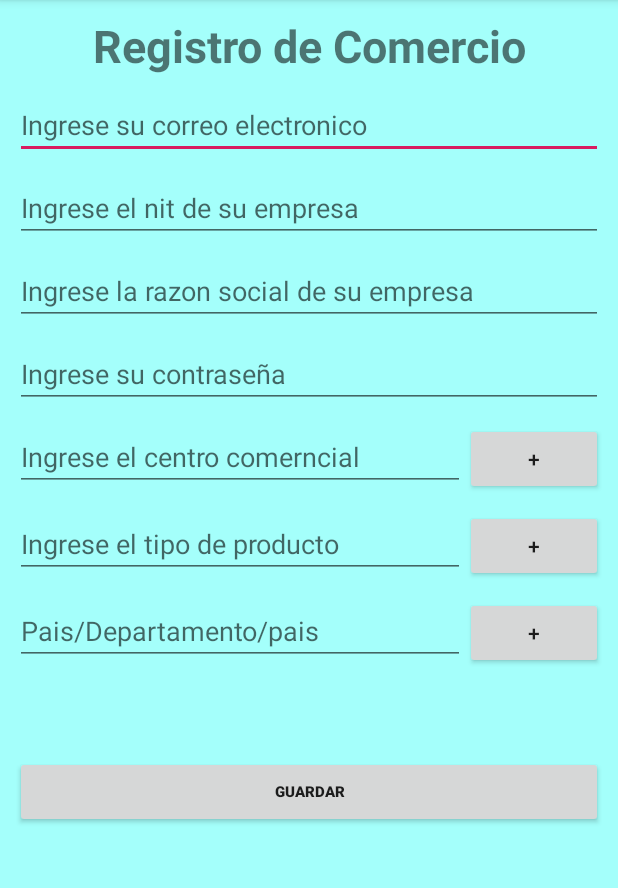
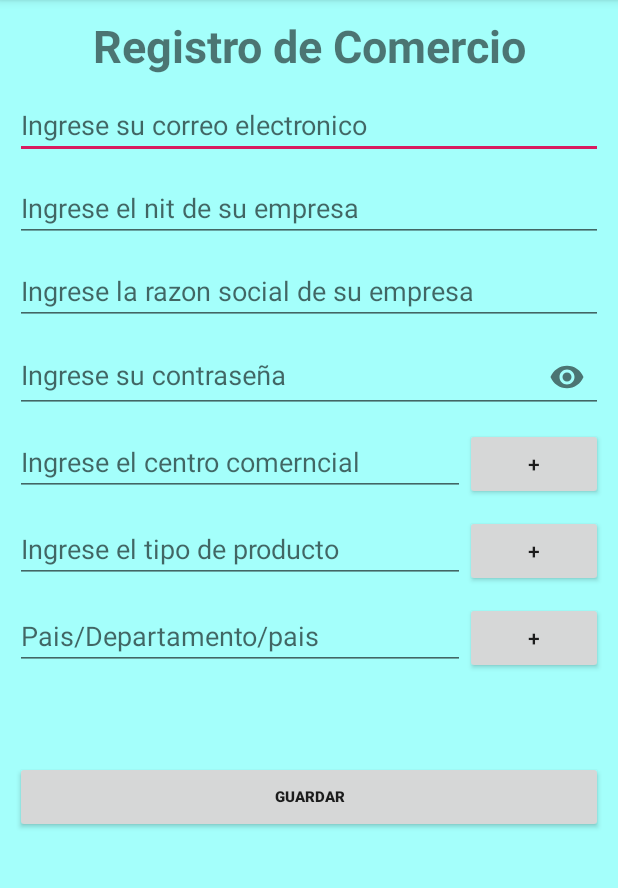
Before and after one commit to Esteban2532/AppX, an Android app: the RegistroComercioActivity screen opened directly, with no data from a screen before it, on a phone screen of 412 x 824 dp, the part 84-972 px from its top. Run offline under Robolectric (Android 15) with nearby library versions, the phone set to English and light mode, and no system bars.

Commit message:
Modificacion de registro

```diff
--- a/app/src/main/java/com/esteban/appx/RegistroComercioActivity.java
+++ b/app/src/main/java/com/esteban/appx/RegistroComercioActivity.java
@@ -1,13 +1,35 @@
 package com.esteban.appx;
 
+import android.support.design.widget.TextInputLayout;
 import android.support.v7.app.AppCompatActivity;
 import android.os.Bundle;
+import android.view.View;
+import android.widget.AutoCompleteTextView;
+import android.widget.EditText;
 
 public class RegistroComercioActivity extends AppCompatActivity {
+
+    EditText correoComercio, nitEmpresa, RazonSocial;
+    TextInputLayout campoPassword;
+    AutoCompleteTextView campoSugerenciaCentro, campoSugerenciaProducto, campoSugerenciaLocalidad;
 
     @Override
     protected void onCreate(Bundle savedInstanceState) {
         super.onCreate(savedInstanceState);
         setContentView(R.layout.activity_registro_comercio);
+
+        correoComercio = (EditText) findViewById(R.id.editTextCorreoComercio);
+        nitEmpresa = (EditText)findViewById(R.id.editTextNit);
+        RazonSocial = (EditText) findViewById(R.id.editTextRazoSocial);
+        campoPassword = (TextInputLayout) findViewById(R.id.editTextPassword);
+        campoSugerenciaCentro = (AutoCompleteTextView) findViewById(R.id.editCentroComercial);
+        campoSugerenciaCentro = (AutoCompleteTextView) findViewById(R.id.editCentroComercial);
+        campoSugerenciaCentro = (AutoCompleteTextView) findViewById(R.id.editCentroComercial);
+
+
+
+    }
+
+    public void onClick(View view) {
     }
 }
--- a/app/src/main/res/layout/activity_registro_comercio.xml
+++ b/app/src/main/res/layout/activity_registro_comercio.xml
@@ -4,59 +4,66 @@
     xmlns:tools="http://schemas.android.com/tools"
     android:layout_width="match_parent"
     android:layout_height="match_parent"
+    android:background="#A4FFFB "
     android:orientation="vertical"
-    android:paddingBottom="10dp"
-    android:paddingRight="10dp"
     android:paddingLeft="10dp"
     android:paddingTop="10dp"
-    android:background="#A4FFFB "
+    android:paddingRight="10dp"
+    android:paddingBottom="10dp"
     tools:context=".RegistroComercioActivity">
 
     <TextView
         android:layout_width="match_parent"
         android:layout_height="wrap_content"
+        android:gravity="center"
         android:text="Registro de Comercio"
         android:textSize="30dp"
-        android:textStyle="bold"
-        android:gravity="center"
-        />
+        android:textStyle="bold" />
 
     <EditText
         android:id="@+id/editTextCorreoComercio"
         android:layout_width="match_parent"
         android:layout_height="wrap_content"
-        android:hint="Ingrese su correo electronico"
-        android:layout_marginTop="10dp"/>
+        android:layout_marginTop="10dp"
+        android:hint="Ingrese su correo electronico" />
 
     <EditText
         android:id="@+id/editTextNit"
         android:layout_width="match_parent"
         android:layout_height="wrap_content"
-        android:hint="Ingrese el nit de su empresa"
-        android:layout_marginTop="10dp"/>
+        android:layout_marginTop="10dp"
+        android:hint="Ingrese el nit de su empresa" />
 
     <EditText
         android:id="@+id/editTextRazoSocial"
         android:layout_width="match_parent"
         android:layout_height="wrap_content"
-        android:hint="Ingrese la razon social de su empresa"
-        android:layout_marginTop="10dp"/>
+        android:layout_marginTop="10dp"
+        android:hint="Ingrese la razon social de su empresa" />
 
-    <EditText
+    <android.support.design.widget.TextInputLayout
         android:id="@+id/editTextPassword"
         android:layout_width="match_parent"
         android:layout_height="wrap_content"
+        app:passwordToggleEnabled="true">
+
+        <EditText
+
+            android:layout_width="match_parent"
+            android:layout_height="wrap_content"
+            android:layout_marginTop="20dp"
             android:hint="Ingrese su contraseña"
-        android:layout_marginTop="10dp"/>
+            android:inputType="textPassword" />
+
+    </android.support.design.widget.TextInputLayout>
 
     <LinearLayout
         android:layout_width="match_parent"
         android:layout_height="wrap_content"
-        android:orientation="horizontal"
         android:layout_marginTop="10dp"
-        >
+        android:orientation="horizontal">
 
-        <EditText
+        <AutoCompleteTextView
             android:id="@+id/editCentroComercial"
             android:layout_width="300dp"
             android:layout_height="wrap_content"
@@ -67,52 +74,50 @@
         <Button
             android:layout_width="match_parent"
             android:layout_height="wrap_content"
-            android:text="+"
-            />
+            android:text="+" />
     </LinearLayout>
 
 
     <LinearLayout
         android:layout_width="match_parent"
         android:layout_height="wrap_content"
-        android:orientation="horizontal"
         android:layout_marginTop="10dp"
-        >
+        android:orientation="horizontal">
 
-        <EditText
+        <AutoCompleteTextView
             android:id="@+id/editTipoProducto"
             android:layout_width="300dp"
             android:layout_height="wrap_content"
-            android:hint="Ingrese el tipo de producto"
-            />
+            android:hint="Ingrese el tipo de producto" />
 
         <Button
             android:layout_width="match_parent"
             android:layout_height="wrap_content"
-            android:text="+"
-            />
+            android:text="+" />
     </LinearLayout>
 
 
     <LinearLayout
         android:layout_width="match_parent"
         android:layout_height="wrap_content"
-        android:orientation="horizontal"
         android:layout_marginTop="10dp"
-        >
+        android:orientation="horizontal">
 
-        <EditText
+        <AutoCompleteTextView
             android:id="@+id/editLocalidad"
             android:layout_width="300dp"
             android:layout_height="wrap_content"
-            android:hint="Pais/Departamento/pais"
-            />
+            android:hint="Pais/Departamento/pais" />
 
         <Button
+
             android:layout_width="match_parent"
             android:layout_height="wrap_content"
             android:text="+"
+            android:onClick="onClick"
+
             />
+
     </LinearLayout>
 
     <TextView
@@ -137,10 +142,7 @@
         android:layout_height="wrap_content"
         android:text="Guardar"
         android:textSize="10dp"
-        android:textStyle="bold"
-        />
-
-
+        android:textStyle="bold" />
 
 
 </LinearLayout>
```
Also changed, not shown: app/src/main/java/com/esteban/appx/RegistroUsuarioActivity.java (+45 -34 lines). Lines whose indentation alone changed are shown as unchanged.
